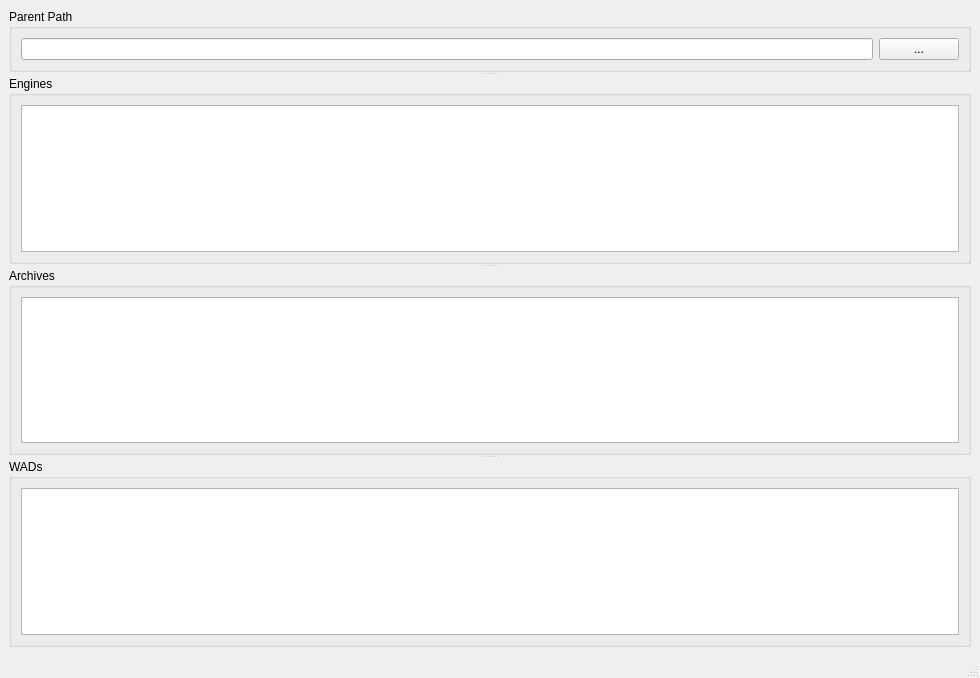
The window that doomhub.ui (Chaflan/WinDoomHub) describes before a commit, drawn with Qt 5.
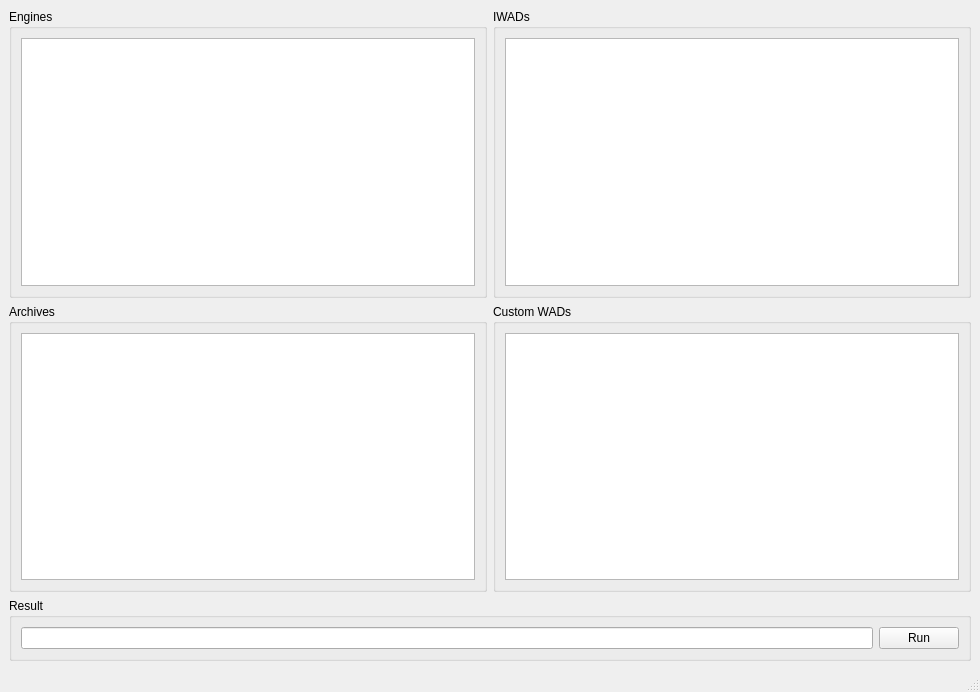
The same window after the commit.

Commit message: Changed to quad layout with a command line result

What changed in the file:
```diff
--- a/doomhub.ui
+++ b/doomhub.ui
@@ -7,36 +7,15 @@
     <x>0</x>
     <y>0</y>
     <width>980</width>
-    <height>678</height>
+    <height>692</height>
    </rect>
   </property>
   <property name="windowTitle">
    <string>DoomHub</string>
   </property>
   <widget class="QWidget" name="centralwidget">
-   <layout class="QVBoxLayout" name="verticalLayout">
-    <item>
-     <widget class="QSplitter" name="splitter">
-      <property name="orientation">
-       <enum>Qt::Vertical</enum>
-      </property>
-      <widget class="QGroupBox" name="groupBoxPath">
-       <property name="title">
-        <string>Parent Path</string>
-       </property>
-       <layout class="QHBoxLayout" name="horizontalLayout_3">
-        <item>
-         <widget class="QLineEdit" name="lineEditParentPath"/>
-        </item>
-        <item>
-         <widget class="QPushButton" name="pushButtonParentPathBrowse">
-          <property name="text">
-           <string>...</string>
-          </property>
-         </widget>
-        </item>
-       </layout>
-      </widget>
+   <layout class="QGridLayout" name="gridLayout">
+    <item row="0" column="0">
       <widget class="QGroupBox" name="groupBoxEngines">
        <property name="title">
         <string>Engines</string>
@@ -47,6 +26,20 @@
         </item>
        </layout>
       </widget>
+    </item>
+    <item row="0" column="1">
+     <widget class="QGroupBox" name="groupBoxIWads">
+      <property name="title">
+       <string>IWADs</string>
+      </property>
+      <layout class="QVBoxLayout" name="verticalLayout_5">
+       <item>
+        <widget class="QListWidget" name="listWidgetIWads"/>
+       </item>
+      </layout>
+     </widget>
+    </item>
+    <item row="1" column="0">
       <widget class="QGroupBox" name="groupBoxArchives">
        <property name="title">
         <string>Archives</string>
@@ -57,9 +50,11 @@
         </item>
        </layout>
       </widget>
-      <widget class="QGroupBox" name="groupBoxWads">
+    </item>
+    <item row="1" column="1">
+     <widget class="QGroupBox" name="groupBoxCustomWads">
        <property name="title">
-        <string>WADs</string>
+       <string>Custom WADs</string>
        </property>
        <layout class="QVBoxLayout" name="verticalLayout_2">
         <item>
@@ -67,6 +62,24 @@
         </item>
        </layout>
       </widget>
+    </item>
+    <item row="2" column="0" colspan="2">
+     <widget class="QGroupBox" name="groupBoxResult">
+      <property name="title">
+       <string>Result</string>
+      </property>
+      <layout class="QHBoxLayout" name="horizontalLayout_3">
+       <item>
+        <widget class="QLineEdit" name="lineEditCommand"/>
+       </item>
+       <item>
+        <widget class="QPushButton" name="pushButtonRun">
+         <property name="text">
+          <string>Run</string>
+         </property>
+        </widget>
+       </item>
+      </layout>
      </widget>
     </item>
    </layout>
```
Left out of the diff: 2 changed lines with no effect on the pictures. Lines whose indentation alone changed are shown as unchanged. The commit also changes 3 other files.
